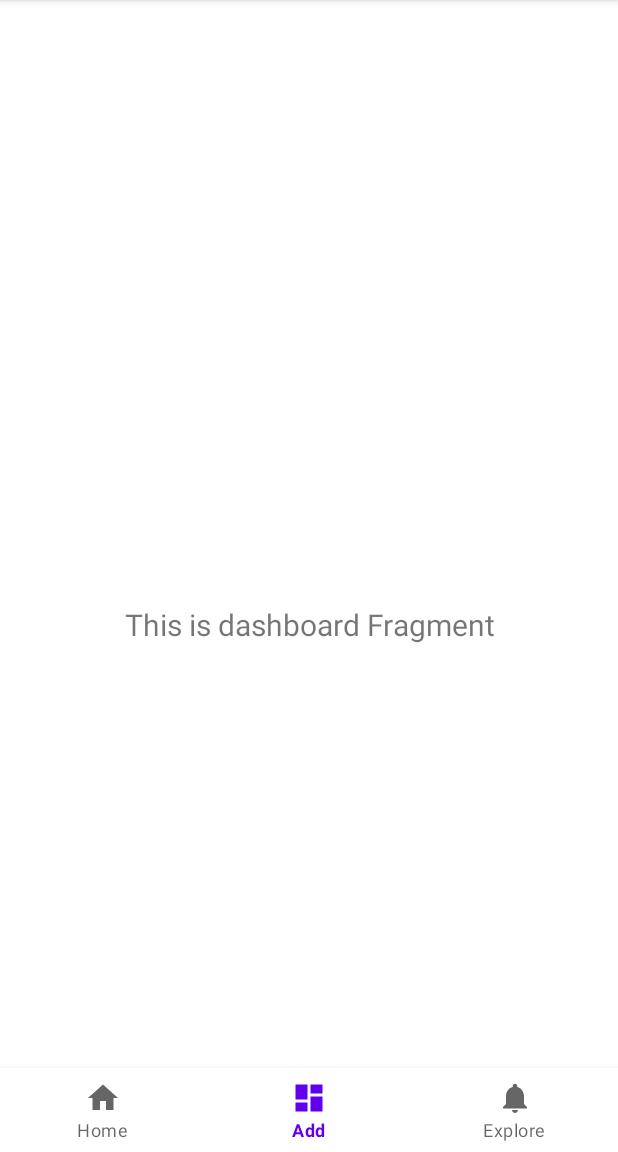
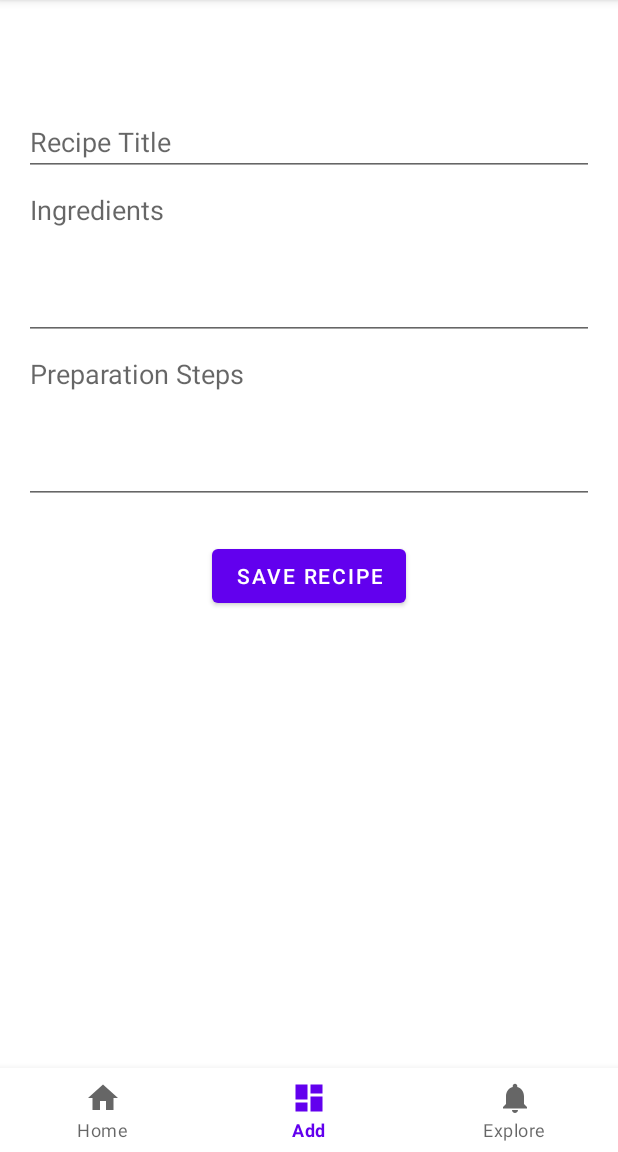
Before and after one commit to Hardikdhull/CANTILEVER, an Android app built with Jetpack Compose: the AddFragment screen opened through its navigation route, on a phone screen of 412 x 824 dp, the part 84-1236 px from its top. Run offline under Robolectric (Android 15) with nearby library versions, the phone set to English and light mode, and no system bars; our stand-ins replace navigation-ui; 3 statements that could not run were skipped.

Commit message:
added add recipe page

```diff
--- a/Recipe_app/app/src/main/java/com/example/myapplication/ui/dashboard/AddFragment.kt
+++ b/Recipe_app/app/src/main/java/com/example/myapplication/ui/dashboard/AddFragment.kt
@@ -4,39 +4,58 @@ import android.os.Bundle
 import android.view.LayoutInflater
 import android.view.View
 import android.view.ViewGroup
-import android.widget.TextView
+import android.widget.Button
+import android.widget.EditText
+import android.widget.Toast
 import androidx.fragment.app.Fragment
-import androidx.lifecycle.ViewModelProvider
-import com.example.myapplication.databinding.FragmentDashboardBinding
+import androidx.lifecycle.lifecycleScope
+import com.example.myapplication.R
+import com.example.myapplication.RecipeDao
+import com.example.myapplication.RecipeDatabase
+import com.example.myapplication.ui.Recipe
+import com.google.android.material.bottomnavigation.BottomNavigationView
+import kotlinx.coroutines.launch
 
 class AddFragment : Fragment() {
 
-    private var _binding: FragmentDashboardBinding? = null
-
-    // This property is only valid between onCreateView and
-    // onDestroyView.
-    private val binding get() = _binding!!
+    private lateinit var recipeDao: RecipeDao
 
     override fun onCreateView(
-        inflater: LayoutInflater,
-        container: ViewGroup?,
-        savedInstanceState: Bundle?
-    ): View {
-        val dashboardViewModel =
-            ViewModelProvider(this).get(AddViewModel::class.java)
-
-        _binding = FragmentDashboardBinding.inflate(inflater, container, false)
-        val root: View = binding.root
-
-        val textView: TextView = binding.textDashboard
-        dashboardViewModel.text.observe(viewLifecycleOwner) {
-            textView.text = it
-        }
-        return root
+        inflater: LayoutInflater, container: ViewGroup?,
+        savedInstanceState: Bundle?,
+    ): View? {
+        return inflater.inflate(R.layout.fragment_add, container, false)
     }
 
-    override fun onDestroyView() {
-        super.onDestroyView()
-        _binding = null
+    override fun onViewCreated(view: View, savedInstanceState: Bundle?) {
+        val titleInput = view.findViewById<EditText>(R.id.editTextTitle)
+        val ingredientsInput = view.findViewById<EditText>(R.id.editTextIngredients)
+        val stepsInput = view.findViewById<EditText>(R.id.editTextSteps)
+        val saveButton = view.findViewById<Button>(R.id.buttonSave)
+
+        recipeDao = RecipeDatabase.getDatabase(requireContext()).recipeDao()
+
+        saveButton.setOnClickListener {
+            val title = titleInput.text.toString().trim()
+            val ingredients = ingredientsInput.text.toString().trim()
+            val steps = stepsInput.text.toString().trim()
+            if (title.isNotEmpty() && ingredients.isNotEmpty() && steps.isNotEmpty()) {
+                val recipe = Recipe(title = title, ingredients = ingredients, steps = steps)
+                saveRecipe(recipe)
+            } else {
+                Toast.makeText(requireContext(), "Please fill all fields", Toast.LENGTH_SHORT).show()
+            }
+        }
+    }
+
+    private fun saveRecipe(recipe: Recipe) {
+        lifecycleScope.launch {
+            recipeDao.insertRecipe(recipe)
+            Toast.makeText(requireContext(), "Recipe saved!", Toast.LENGTH_SHORT).show()
+            requireActivity().runOnUiThread {
+                requireActivity().findViewById<BottomNavigationView>(R.id.mobile_navigation)
+                    .selectedItemId = R.id.navigation_home
+            }
+        }
     }
 }
--- /dev/null
+++ b/Recipe_app/app/src/main/res/layout/fragment_add.xml
@@ -0,0 +1,43 @@
+<ScrollView xmlns:android="http://schemas.android.com/apk/res/android"
+    android:layout_width="match_parent"
+    android:layout_height="match_parent"
+    android:padding="16dp">
+
+    <LinearLayout
+        android:orientation="vertical"
+        android:layout_width="match_parent"
+        android:layout_height="wrap_content">
+
+        <EditText
+            android:id="@+id/editTextTitle"
+            android:layout_width="match_parent"
+            android:layout_height="wrap_content"
+            android:hint="@string/recipe_title"/>
+
+        <EditText
+            android:id="@+id/editTextIngredients"
+            android:hint="@string/ingredients"
+            android:layout_width="match_parent"
+            android:layout_height="wrap_content"
+            android:inputType="textMultiLine"
+            android:minLines="4"
+            android:gravity="top"/>
+
+        <EditText
+            android:id="@+id/editTextSteps"
+            android:hint="@string/preparation_steps"
+            android:layout_width="match_parent"
+            android:layout_height="wrap_content"
+            android:inputType="textMultiLine"
+            android:minLines="4"
+            android:gravity="top"/>
+
+        <Button
+            android:id="@+id/buttonSave"
+            android:text="Save Recipe"
+            android:layout_width="wrap_content"
+            android:layout_height="wrap_content"
+            android:layout_gravity="center_horizontal"
+            android:layout_marginTop="24dp"/>
+    </LinearLayout>
+</ScrollView>
--- a/Recipe_app/app/src/main/res/layout/fragment_dashboard.xml
+++ /dev/null
@@ -1,22 +0,0 @@
-<?xml version="1.0" encoding="utf-8"?>
-<androidx.constraintlayout.widget.ConstraintLayout xmlns:android="http://schemas.android.com/apk/res/android"
-    xmlns:app="http://schemas.android.com/apk/res-auto"
-    xmlns:tools="http://schemas.android.com/tools"
-    android:layout_width="match_parent"
-    android:layout_height="match_parent"
-    tools:context=".ui.dashboard.AddFragment">
-
-    <TextView
-        android:id="@+id/text_dashboard"
-        android:layout_width="match_parent"
-        android:layout_height="wrap_content"
-        android:layout_marginStart="8dp"
-        android:layout_marginTop="8dp"
-        android:layout_marginEnd="8dp"
-        android:textAlignment="center"
-        android:textSize="20sp"
-        app:layout_constraintBottom_toBottomOf="parent"
-        app:layout_constraintEnd_toEndOf="parent"
-        app:layout_constraintStart_toStartOf="parent"
-        app:layout_constraintTop_toTopOf="parent" />
-</androidx.constraintlayout.widget.ConstraintLayout>
--- a/Recipe_app/app/src/main/res/navigation/mobile_navigation.xml
+++ b/Recipe_app/app/src/main/res/navigation/mobile_navigation.xml
@@ -15,7 +15,7 @@
         android:id="@+id/navigation_Add"
         android:name="com.example.myapplication.ui.dashboard.AddFragment"
         android:label="Add"
-        tools:layout="@layout/fragment_dashboard" />
+        tools:layout="@layout/fragment_add" />
 
     <fragment
         android:id="@+id/navigation_Explore"
--- a/Recipe_app/app/src/main/res/values/strings.xml
+++ b/Recipe_app/app/src/main/res/values/strings.xml
@@ -5,4 +5,7 @@
     <string name="title_notifications">Notifications</string>
     <string name="add">Add</string>
     <string name="explore">Explore</string>
+    <string name="recipe_title">Recipe Title</string>
+    <string name="ingredients">Ingredients</string>
+    <string name="preparation_steps">Preparation Steps</string>
 </resources>
```
